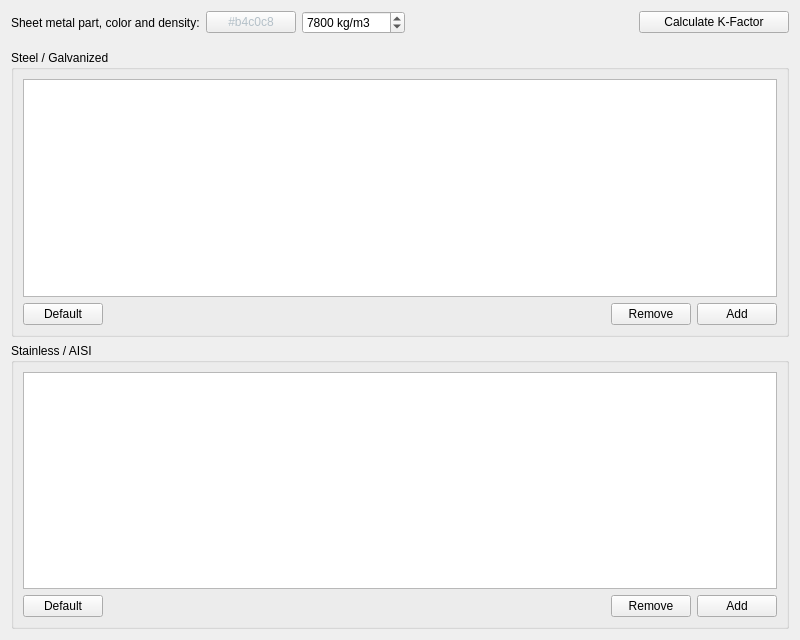
This is repo/ui/pref_sm.ui in GS90/addFC as Qt 5 draws it before an edit. The edited form follows.
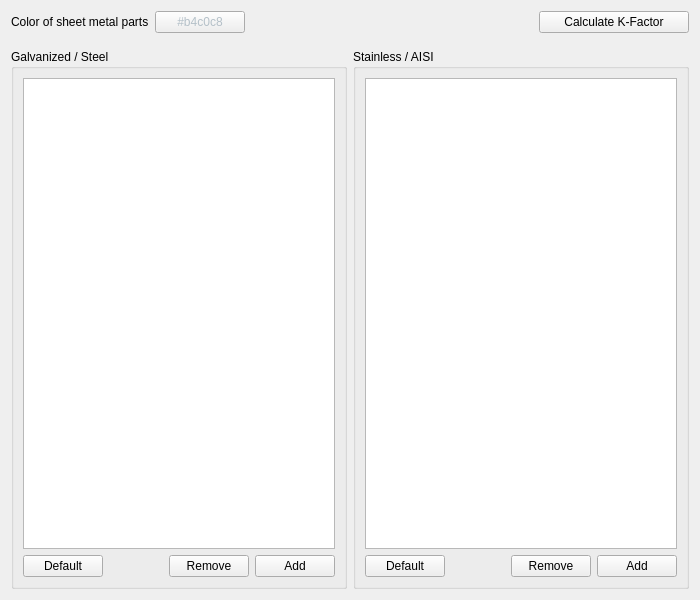
This is the edited form.

The edit to the form file:
```diff
--- a/repo/ui/pref_sm.ui
+++ b/repo/ui/pref_sm.ui
@@ -7,10 +7,16 @@
    <rect>
     <x>0</x>
     <y>0</y>
-    <width>800</width>
-    <height>640</height>
+    <width>700</width>
+    <height>600</height>
    </rect>
   </property>
+  <property name="minimumSize">
+   <size>
+    <width>700</width>
+    <height>600</height>
+   </size>
+  </property>
   <property name="windowTitle">
    <string>Sheet metal</string>
   </property>
@@ -20,7 +26,7 @@
      <item>
       <widget class="QLabel" name="label">
        <property name="text">
-        <string>Sheet metal part, color and density:</string>
+        <string>Color of sheet metal parts</string>
        </property>
       </widget>
      </item>
@@ -40,22 +46,6 @@
        </property>
       </widget>
      </item>
-     <item>
-      <widget class="QSpinBox" name="density">
-       <property name="suffix">
-        <string> kg/m3</string>
-       </property>
-       <property name="maximum">
-        <number>100000</number>
-       </property>
-       <property name="singleStep">
-        <number>10</number>
-       </property>
-       <property name="value">
-        <number>7800</number>
-       </property>
-      </widget>
-     </item>
      <item>
       <spacer name="spacer">
        <property name="orientation">
@@ -101,11 +91,11 @@
     </spacer>
    </item>
    <item>
-    <layout class="QVBoxLayout" name="verticalLayout_4">
+    <layout class="QHBoxLayout" name="smLayout">
      <item>
       <widget class="QGroupBox" name="groupBoxGalvanized">
        <property name="title">
-        <string>Steel / Galvanized</string>
+        <string>Galvanized / Steel</string>
        </property>
        <layout class="QVBoxLayout" name="verticalLayout_2">
         <item>
@@ -125,8 +115,14 @@
           <property name="wordWrap">
            <bool>false</bool>
           </property>
+          <property name="cornerButtonEnabled">
+           <bool>false</bool>
+          </property>
           <attribute name="horizontalHeaderMinimumSectionSize">
-           <number>100</number>
+           <number>90</number>
+          </attribute>
+          <attribute name="horizontalHeaderHighlightSections">
+           <bool>false</bool>
           </attribute>
           <attribute name="verticalHeaderMinimumSectionSize">
            <number>24</number>
@@ -197,8 +193,14 @@
           <property name="wordWrap">
            <bool>false</bool>
           </property>
+          <property name="cornerButtonEnabled">
+           <bool>false</bool>
+          </property>
           <attribute name="horizontalHeaderMinimumSectionSize">
-           <number>100</number>
+           <number>90</number>
+          </attribute>
+          <attribute name="horizontalHeaderHighlightSections">
+           <bool>false</bool>
           </attribute>
           <attribute name="verticalHeaderMinimumSectionSize">
            <number>24</number>
```
Left out of the diff: 9 changed lines with no effect on the pictures.
